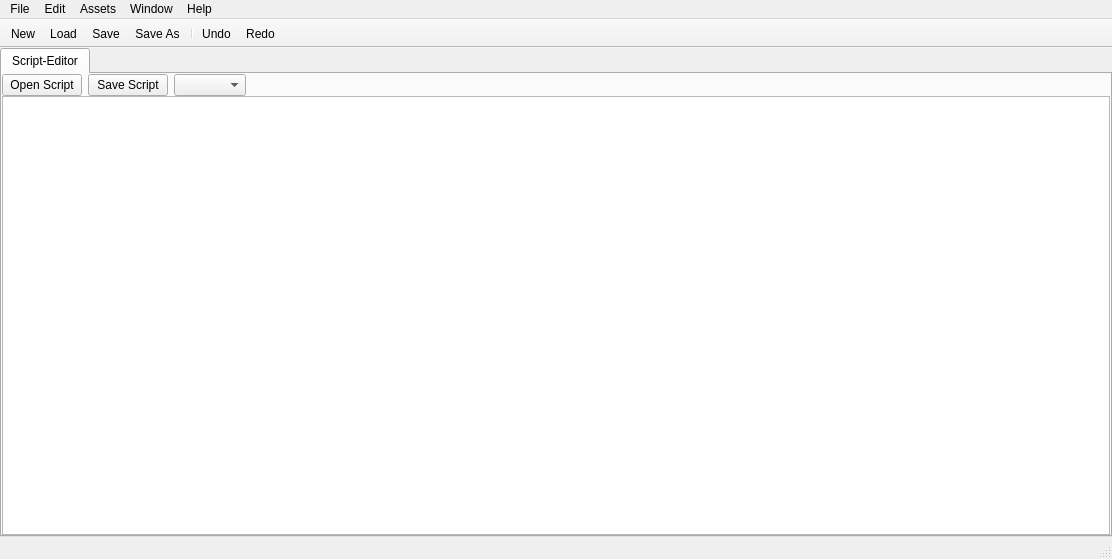
First picture: the form in GEENIE/geeniemainwindow.ui, repository SoftwareprojektGameEngine/GEENIE, before the edit.
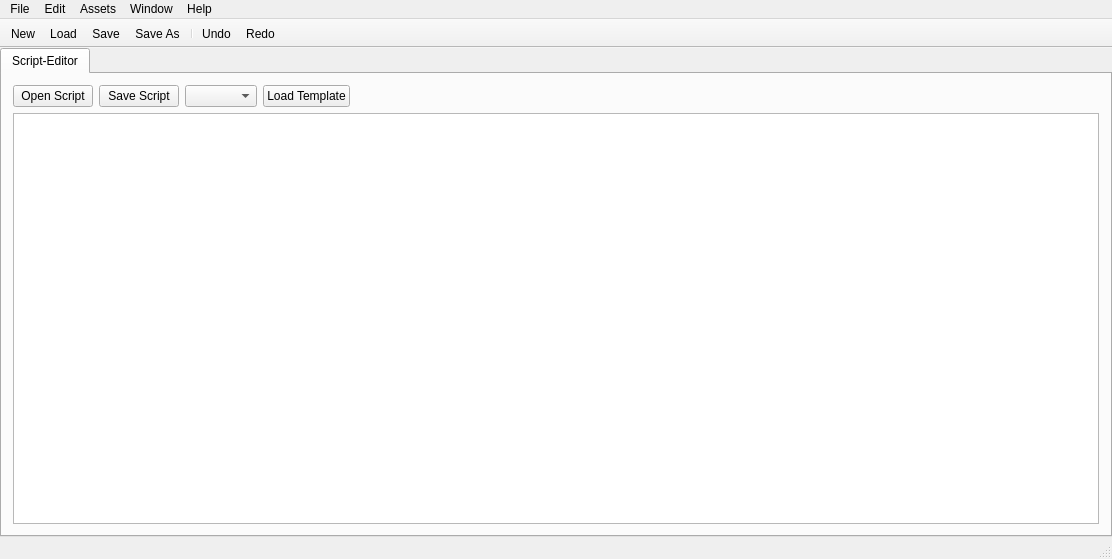
Second picture: the form after the edit. Icons and pictures are not drawn.

Commit message: "Vorlage" für den Scripteditor hinzugefügt

Patch:
```diff
--- a/GEENIE/geeniemainwindow.ui
+++ b/GEENIE/geeniemainwindow.ui
@@ -24,7 +24,7 @@
      <height>400</height>
     </size>
    </property>
-   <layout class="QVBoxLayout" name="verticalLayout">
+   <layout class="QGridLayout" name="gridLayout_2">
     <property name="leftMargin">
      <number>0</number>
     </property>
@@ -37,7 +37,7 @@
     <property name="bottomMargin">
      <number>0</number>
     </property>
-    <item>
+    <item row="0" column="0">
      <widget class="QTabWidget" name="tabWidget">
       <property name="currentIndex">
        <number>0</number>
@@ -52,23 +52,8 @@
        <attribute name="title">
         <string>Script-Editor</string>
        </attribute>
-       <layout class="QVBoxLayout" name="verticalLayout_3">
-        <property name="spacing">
-         <number>0</number>
-        </property>
-        <property name="leftMargin">
-         <number>0</number>
-        </property>
-        <property name="topMargin">
-         <number>0</number>
-        </property>
-        <property name="rightMargin">
-         <number>0</number>
-        </property>
-        <property name="bottomMargin">
-         <number>0</number>
-        </property>
-        <item>
+       <layout class="QGridLayout" name="gridLayout">
+        <item row="0" column="0">
          <layout class="QHBoxLayout" name="horizontalLayout">
           <property name="topMargin">
            <number>0</number>
@@ -90,22 +75,29 @@
           <item>
            <widget class="QComboBox" name="comboBox"/>
           </item>
-          <item>
+         </layout>
+        </item>
+        <item row="0" column="1">
+         <widget class="QPushButton" name="LoadTemplateButton">
+          <property name="text">
+           <string>Load Template</string>
+          </property>
+         </widget>
+        </item>
+        <item row="0" column="2">
            <spacer name="horizontalSpacer">
             <property name="orientation">
              <enum>Qt::Horizontal</enum>
             </property>
             <property name="sizeHint" stdset="0">
              <size>
-              <width>40</width>
+            <width>762</width>
               <height>20</height>
              </size>
             </property>
            </spacer>
           </item>
-         </layout>
-        </item>
-        <item>
+        <item row="1" column="0" colspan="3">
          <widget class="QTextEdit" name="scriptEditor">
           <property name="tabStopWidth">
            <number>20</number>
```
Left out of the diff: 2 changed lines with no effect on the pictures. Lines whose indentation alone changed are shown as unchanged. The commit also changes 2 other files.
